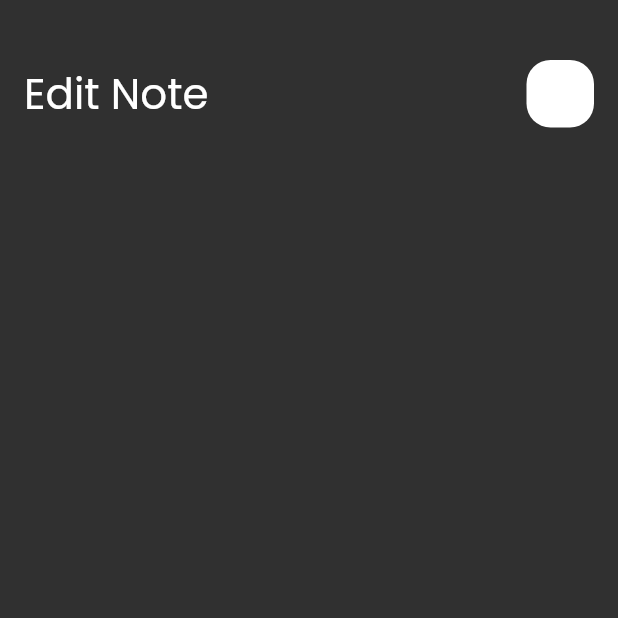
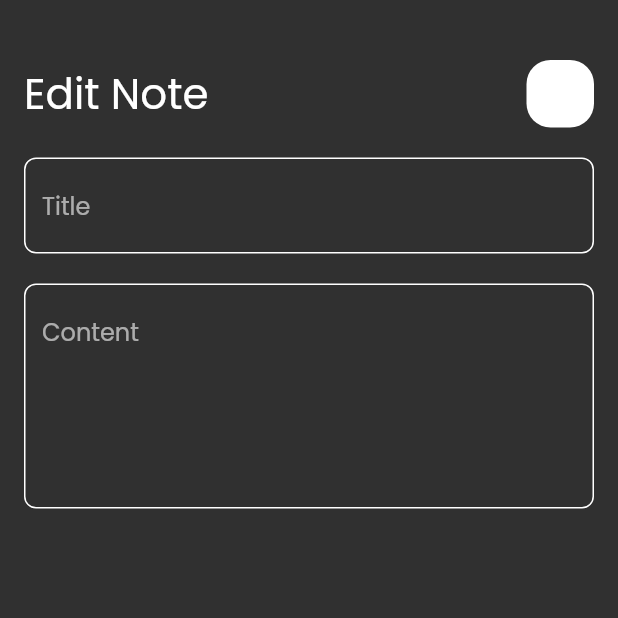
Before and after one commit to A7medK7aled1/Notes-App, a Flutter app: the EditNotesView screen opened directly, on a phone screen of 412 x 824 dp, the top half of it. Run offline on Flutter 3.47's test engine with Material 3 defaults, Android fonts, the phone set to English and light mode, and no system bars; our stand-ins replace font_awesome_flutter.

Commit message:
edit note view ui done

```diff
--- a/lib/widget/edit_view_body.dart
+++ b/lib/widget/edit_view_body.dart
@@ -1,5 +1,6 @@
 import 'package:flutter/material.dart';
 import 'package:note_app/widget/custom_app_bar.dart';
+import 'package:note_app/widget/custom_text_field.dart';
 
 class EditViewBody extends StatelessWidget {
   const EditViewBody({super.key});
@@ -15,6 +16,13 @@ class EditViewBody extends StatelessWidget {
             title: 'Edit Note',
             icon: Icons.check,
           ),
+          const SizedBox(height: 20),
+          CustomTextField(hintText: 'Title'),
+          const SizedBox(height: 20),
+          CustomTextField(
+            hintText: 'Content',
+            maxLines: 5,
+          ),
         ],
       ),
     );
```
